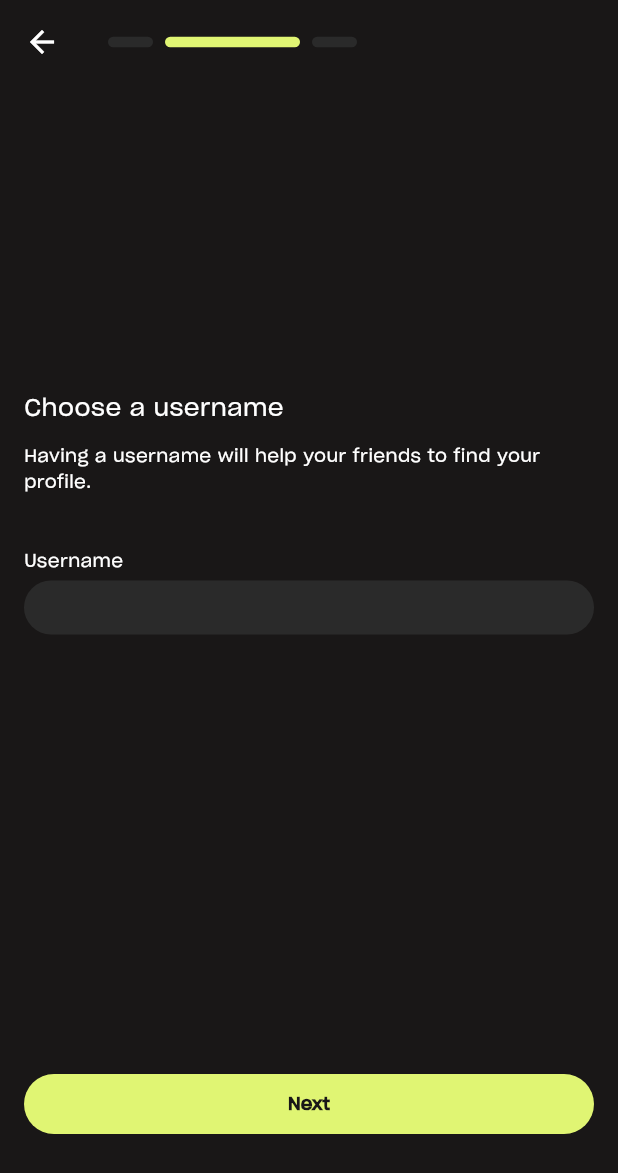
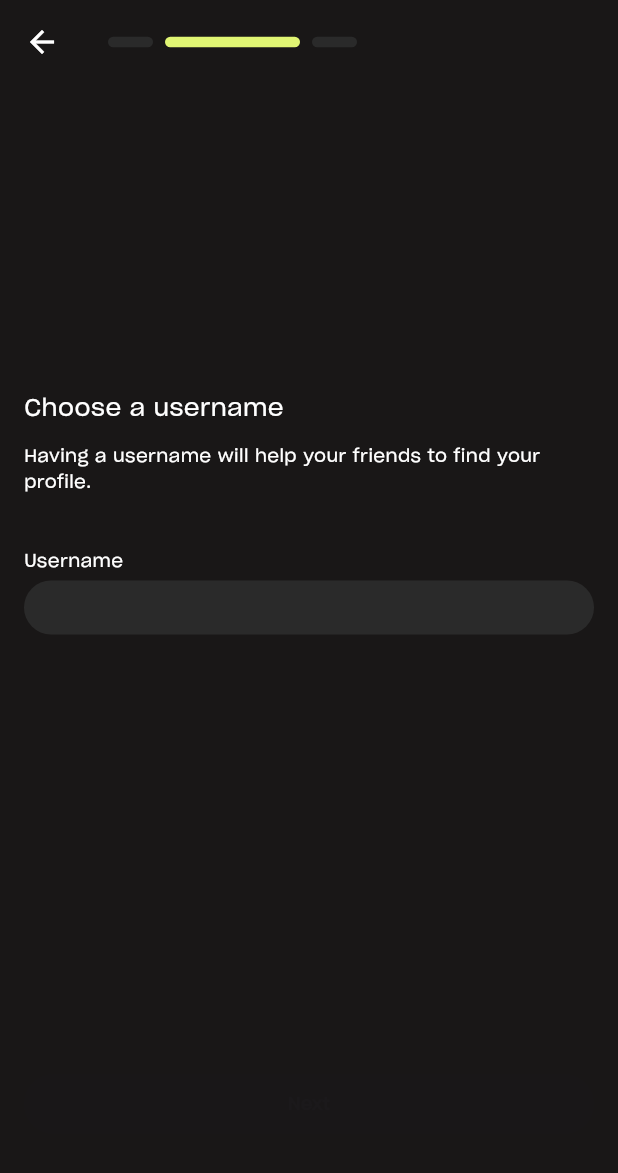
Before and after one commit to abuyukyi101198/sidelines-flutter, a Flutter app: the SetupJourney screen opened directly, swiped to page 2, on a phone screen of 412 x 824 dp. Shown: the top 1173 px of the screen. Run offline on Flutter 3.47's test engine with Material 3 defaults, Android fonts, the light colour scheme and no system bars; drawn by our look-alikes of smooth_page_indicator; our stand-ins replace flutter_svg.

Commit message:
added username validity check

```diff
--- a/lib/screens/setup_journey.dart
+++ b/lib/screens/setup_journey.dart
@@ -15,6 +15,13 @@ class SetupJourney extends StatefulWidget {
 
 class SetupJourneyState extends State<SetupJourney> {
   final PageController _pageController = PageController();
+  bool _isUsernameValid = false;
+
+  void _updateUsernameValidity(bool isValid) {
+    setState(() {
+      _isUsernameValid = isValid;
+    });
+  }
 
   @override
   Widget build(BuildContext context) {
@@ -36,22 +43,25 @@ class SetupJourneyState extends State<SetupJourney> {
       body: Stack(
         children: [
           PageView(
+            physics: const NeverScrollableScrollPhysics(),
             controller: _pageController,
-            children: const [
-              WelcomeScreen(),
-              UsernameScreen(),
-              PersonalInfoScreen(),
+            children: [
+              const WelcomeScreen(),
+              UsernameScreen(onUsernameValid: _updateUsernameValidity),
+              const PersonalInfoScreen(),
             ],
           ),
         ],
       ),
       bottomNavigationBar: NextBottomButton(
-          onPressed: () {
+        onPressed: _isUsernameValid
+            ? () {
           _pageController.nextPage(
             duration: const Duration(milliseconds: 300),
             curve: Curves.easeInOut,
           );
-          },
+        }
+            : null,
       ),
     );
   }
--- a/lib/screens/username_screen.dart
+++ b/lib/screens/username_screen.dart
@@ -1,41 +1,77 @@
 import 'package:flutter/material.dart';
 import 'package:sidelines/widgets/fields/username_field.dart';
+import 'package:http/http.dart' as http;
+import 'dart:convert';
 
-class UsernameScreen extends StatelessWidget {
-  const UsernameScreen({super.key});
+import '../data/constants.dart';
+
+class UsernameScreen extends StatefulWidget {
+  final Function(bool) onUsernameValid; // Callback for username validity
+
+  const UsernameScreen({super.key, required this.onUsernameValid});
+
+  @override
+  UsernameScreenState createState() => UsernameScreenState();
+}
+
+class UsernameScreenState extends State<UsernameScreen> {
+  final TextEditingController _usernameController = TextEditingController();
+
+  Future<void> _checkUsername(String username) async {
+    if (username.isEmpty) {
+      widget.onUsernameValid(false); // Username is not valid
+      return;
+    }
+
+    final response = await http.post(
+      Uri.parse('${Constants.baseApiUrl}username-unique-check/'), // Replace with your API endpoint
+      headers: {'Content-Type': 'application/json'},
+      body: jsonEncode({'username': username}),
+    );
+
+    setState(() {
+      if (response.statusCode == 200) {
+        widget.onUsernameValid(true); // Username is unique
+      } else {
+        widget.onUsernameValid(false); // Username is not unique or invalid
+      }
+    });
+  }
 
   @override
   Widget build(BuildContext context) {
-    return const Scaffold(
+    return Scaffold(
       body: Center(
         child: Padding(
-          padding: EdgeInsets.all(16.0),
+          padding: const EdgeInsets.all(16.0),
           child: Column(
             crossAxisAlignment: CrossAxisAlignment.stretch,
             mainAxisAlignment: MainAxisAlignment.center,
             children: <Widget>[
-                Text(
+              const Text(
                 'Choose a username',
                 style: TextStyle(
                   color: Colors.white,
                   fontSize: 16,
                 ),
               ),
-                SizedBox(
-                  height: 12,
-                ),
-                Text(
+              const SizedBox(height: 12),
+              const Text(
                 'Having a username will help your friends to find your profile.',
                 style: TextStyle(
                   color: Colors.white,
                   fontSize: 12,
                 ),
               ),
-                SizedBox(
-                  height: 36,
+              const SizedBox(height: 36),
+              UsernameField(
+                controller: _usernameController,
+                onChanged: (username) {
+                  _checkUsername(username);
+                },
               ),
-                UsernameField(),
-              ]),
+            ],
+          ),
         ),
       ),
     );
```
Lines whose indentation alone changed are shown as unchanged.
